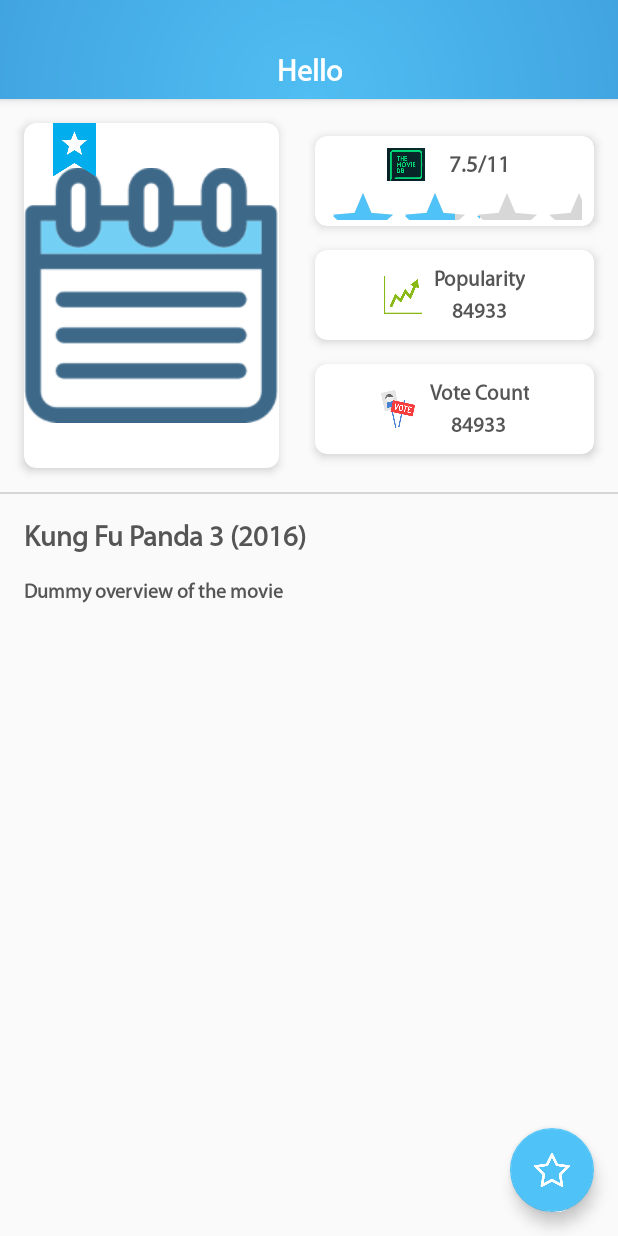
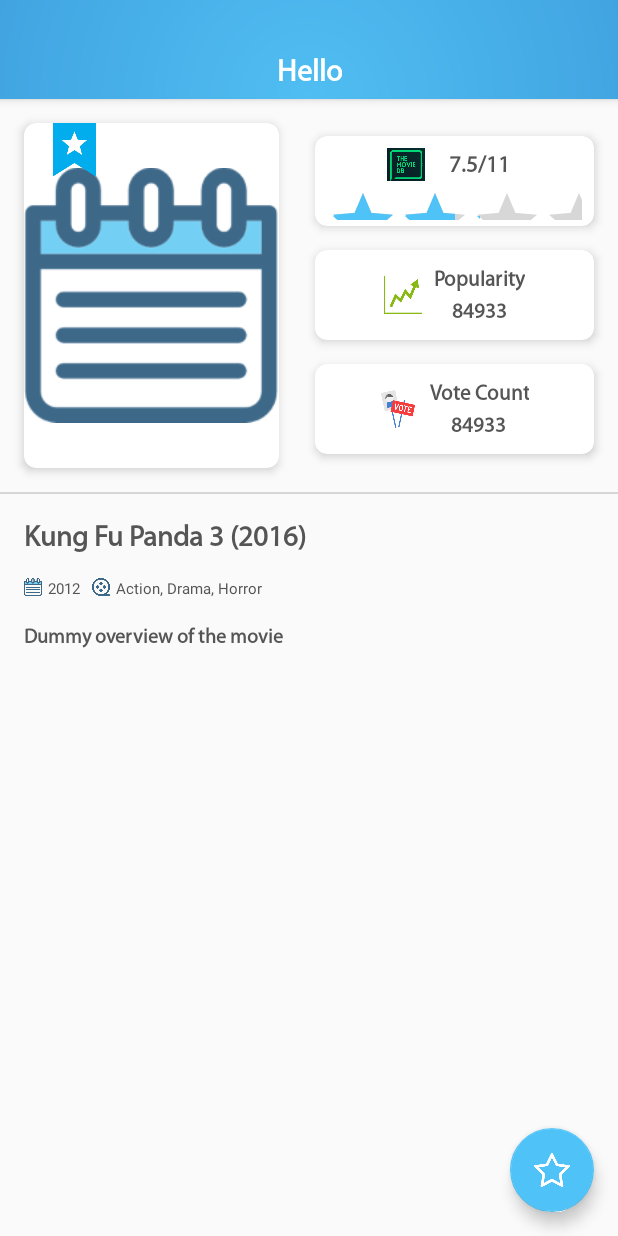
Before and after one commit to iamutkarshtiwari/Kaleidoscope-, an Android app: the layout activity_movie_detail.xml on its own in the app's theme, with its tools: preview values and no code run, on a phone screen of 412 x 824 dp. Run offline under Robolectric (Android 15) with nearby library versions, the phone set to English and light mode, and no system bars; plain views replace MaterialRatingBar.

Commit message:
Movie title & release year added to details screen

```diff
--- a/app/src/main/java/com/github/iamutkarshtiwari/kaleidoscope/activity/MovieDetailActivity.java
+++ b/app/src/main/java/com/github/iamutkarshtiwari/kaleidoscope/activity/MovieDetailActivity.java
@@ -12,12 +12,14 @@ import android.view.View;
 import android.widget.ImageView;
 
 import com.github.iamutkarshtiwari.kaleidoscope.R;
+import com.github.iamutkarshtiwari.kaleidoscope.models.Genres;
 import com.github.iamutkarshtiwari.kaleidoscope.models.Movie;
 import com.github.iamutkarshtiwari.kaleidoscope.network.ApiBase;
 import com.github.iamutkarshtiwari.kaleidoscope.utils.MyTextView;
 import com.squareup.picasso.Picasso;
 
 import java.text.DecimalFormat;
+import java.util.ArrayList;
 
 import butterknife.BindView;
 import butterknife.ButterKnife;
@@ -31,14 +33,16 @@ public class MovieDetailActivity extends AppCompatActivity {
     FloatingActionButton fab;
     @BindView(R.id.rating_bar)
     MaterialRatingBar ratingBar;
-    //    @BindView(R.id.movie_title) MyTextView movieTitle;
-//    @BindView(R.id.movie_release_date) MyTextView movieReleaseDate;
+    @BindView(R.id.movie_title) MyTextView movieTitle;
+    @BindView(R.id.movie_year) MyTextView movieReleaseYear;
     @BindView(R.id.movie_rating)
     MyTextView movieRating;
     @BindView(R.id.movie_popularity)
     MyTextView moviePopularity;
     @BindView(R.id.movie_votes)
     MyTextView movieVotes;
+    @BindView(R.id.movie_genres)
+            MyTextView movieGenres;
     //    @BindView(R.id.movie_plot)
     MyTextView moviePlot;
     @BindView(R.id.movie_image)
@@ -89,12 +93,24 @@ public class MovieDetailActivity extends AppCompatActivity {
         String rating = formatter.format(movie.getVoteAverage());
         movieRating.setText(res.getString(R.string.rating_format, rating));
         ratingBar.setRating(Float.parseFloat(formatter.format(movie.getVoteAverage())));
+
         formatter = new DecimalFormat("#");
         moviePopularity.setText(formatter.format(movie.getPopularity()));
+        movieTitle.setText(movie.getTitle());
+        movieVotes.setText(String.valueOf(movie.getVoteCount()));
         String releaseDate = movie.getReleaseDate();
-        movieVotes.setText(String.valueOf(movie.getVoteCount()));
-//        movieReleaseDate.setText(String.format("%s", releaseDate.split("-")[0]));
+        movieReleaseYear.setText(String.format("%s", releaseDate.split("-")[0]));
 //        moviePlot.setText(movie.getOverview());
+
+        // Generate genres label
+        ArrayList<Integer> genreList = movie.getGenreIds();
+        String genreLabel = "";
+        String separator = "";
+        for (int genre : genreList) {
+            genreLabel += separator + Genres.GENRE_MAP.get(genre);
+            separator = ", ";
+        }
+        movieGenres.setText(String.format("%s", genreLabel));
     }
 
     @Override
--- a/app/src/main/res/layout/activity_movie_detail.xml
+++ b/app/src/main/res/layout/activity_movie_detail.xml
@@ -333,6 +333,53 @@
                 app:fontName="MyriadPro"
                 tools:text="Kung Fu Panda 3 (2016)" />
 
+            <RelativeLayout
+                android:layout_width="match_parent"
+                android:layout_height="wrap_content"
+                android:layout_marginLeft="16dp"
+                android:layout_marginRight="16dp"
+                android:layout_marginTop="16dp"
+                android:gravity="center_vertical">
+
+                <ImageView
+                    android:id="@+id/movie_year_icon"
+                    android:layout_width="12dp"
+                    android:layout_height="12dp"
+                    android:src="@drawable/ic_calendar" />
+
+                <com.github.iamutkarshtiwari.kaleidoscope.utils.MyTextView
+                    android:id="@+id/movie_year"
+                    android:layout_width="wrap_content"
+                    android:layout_height="wrap_content"
+                    android:layout_marginLeft="4dp"
+                    android:layout_toRightOf="@id/movie_year_icon"
+                    android:textColor="@color/movieDetailColor"
+                    android:textSize="10sp"
+                    tools:text="2012" />
+
+                <ImageView
+                    android:id="@+id/movie_reel_icon"
+                    android:layout_width="12dp"
+                    android:layout_height="12dp"
+                    android:layout_marginLeft="8dp"
+                    android:layout_toRightOf="@id/movie_year"
+                    android:src="@drawable/ic_reel" />
+
+                <com.github.iamutkarshtiwari.kaleidoscope.utils.MyTextView
+                    android:id="@+id/movie_genres"
+                    android:layout_width="wrap_content"
+                    android:layout_height="wrap_content"
+                    android:layout_marginLeft="4dp"
+                    android:layout_marginRight="8dp"
+                    android:layout_toRightOf="@id/movie_reel_icon"
+                    android:textColor="@color/movieDetailColor"
+                    android:textSize="10sp"
+
+                    tools:text="Action, Drama, Horror" />
+
+
+            </RelativeLayout>
+
             <android.support.v4.widget.NestedScrollView
                 android:layout_width="match_parent"
                 android:layout_height="match_parent"
```
